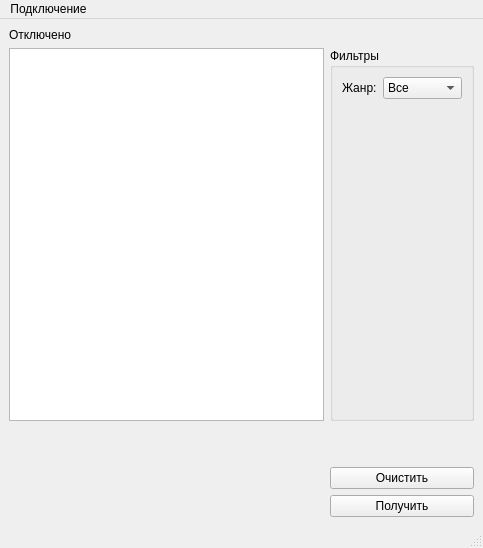
Before: the Qt Designer form homework-44/mainwindow.ui in 1123581321345589144233377610/homework, drawn with Qt 5.
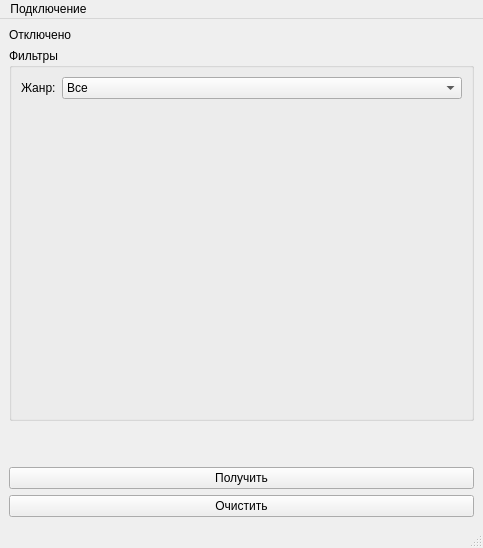
After: the same form once the commit is applied.

```diff
--- a/homework-44/mainwindow.ui
+++ b/homework-44/mainwindow.ui
@@ -20,21 +20,21 @@
    <string>MainWindow</string>
   </property>
   <widget class="QWidget" name="centralwidget">
-   <layout class="QGridLayout" name="gridLayout">
-    <item row="4" column="1">
-     <widget class="QPushButton" name="pb_request">
+   <layout class="QVBoxLayout" name="verticalLayout">
+    <item>
+     <widget class="QLabel" name="lb_statusConnect">
       <property name="sizePolicy">
-       <sizepolicy hsizetype="Minimum" vsizetype="Maximum">
+       <sizepolicy hsizetype="Preferred" vsizetype="Maximum">
         <horstretch>0</horstretch>
         <verstretch>0</verstretch>
        </sizepolicy>
       </property>
       <property name="text">
-       <string>Получить</string>
+       <string>Отключено</string>
       </property>
      </widget>
     </item>
-    <item row="1" column="1">
+    <item>
      <widget class="QGroupBox" name="gb_filters">
       <property name="sizePolicy">
        <sizepolicy hsizetype="Preferred" vsizetype="Minimum">
@@ -75,7 +75,7 @@
       </layout>
      </widget>
     </item>
-    <item row="2" column="1">
+    <item>
      <spacer name="verticalSpacer">
       <property name="orientation">
        <enum>Qt::Orientation::Vertical</enum>
@@ -91,7 +91,20 @@
       </property>
      </spacer>
     </item>
-    <item row="3" column="1">
+    <item>
+     <widget class="QPushButton" name="pb_request">
+      <property name="sizePolicy">
+       <sizepolicy hsizetype="Minimum" vsizetype="Maximum">
+        <horstretch>0</horstretch>
+        <verstretch>0</verstretch>
+       </sizepolicy>
+      </property>
+      <property name="text">
+       <string>Получить</string>
+      </property>
+     </widget>
+    </item>
+    <item>
      <widget class="QPushButton" name="pb_clear">
       <property name="sizePolicy">
        <sizepolicy hsizetype="Minimum" vsizetype="Maximum">
@@ -104,22 +117,6 @@
       </property>
      </widget>
     </item>
-    <item row="0" column="0">
-     <widget class="QLabel" name="lb_statusConnect">
-      <property name="sizePolicy">
-       <sizepolicy hsizetype="Preferred" vsizetype="Maximum">
-        <horstretch>0</horstretch>
-        <verstretch>0</verstretch>
-       </sizepolicy>
-      </property>
-      <property name="text">
-       <string>Отключено</string>
-      </property>
-     </widget>
-    </item>
-    <item row="1" column="0">
-     <widget class="QTableView" name="tableView"/>
-    </item>
    </layout>
   </widget>
   <widget class="QMenuBar" name="menubar">
```
